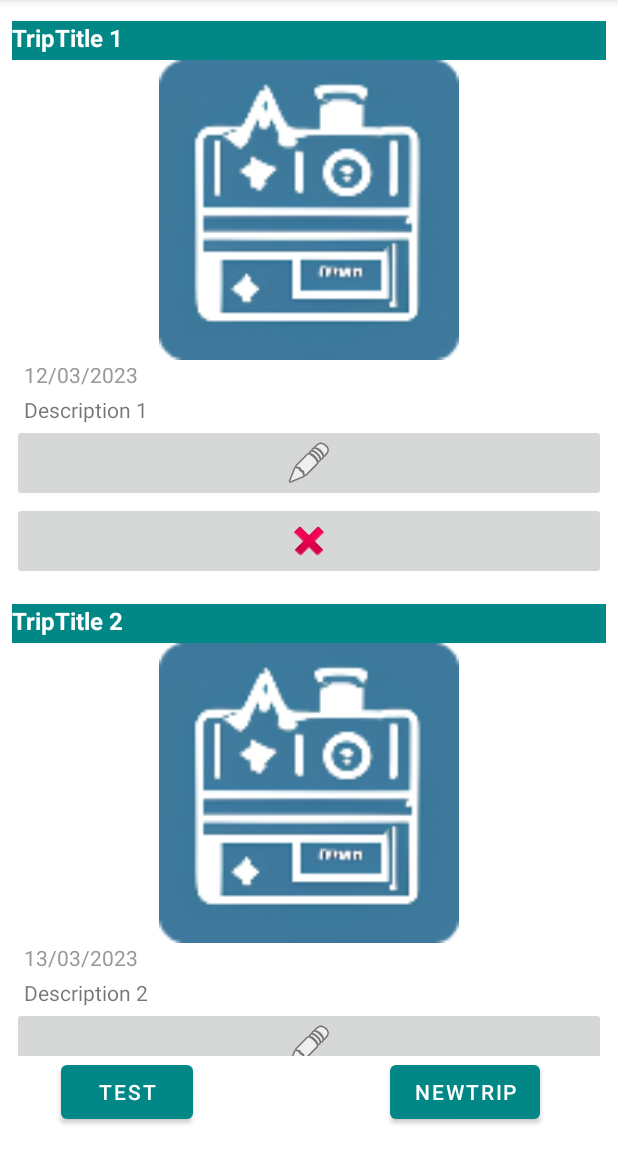
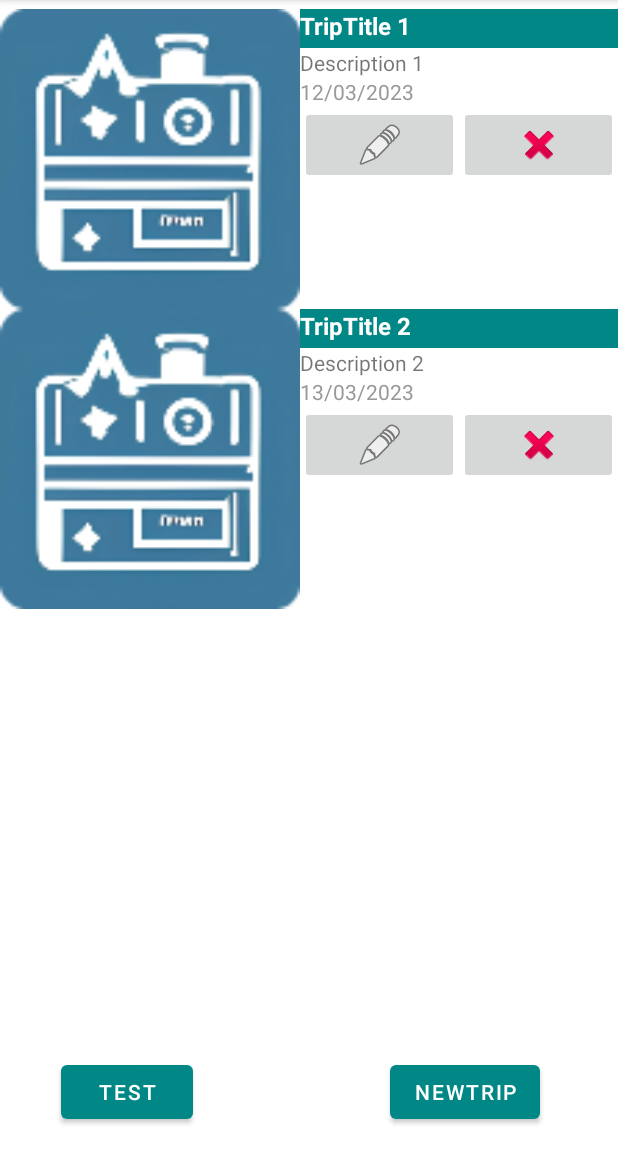
Before and after one commit to eliasdewan/Android-app-TripPlan-Create-photo-log, an Android app: the screen it shows after launch (MainActivity), on a phone screen of 412 x 824 dp, the part 84-1236 px from its top. Run offline under Robolectric (Android 15) with nearby library versions, the phone set to English and light mode, and no system bars.

Commit message:
trips recycler view improved

```diff
--- a/app/src/main/java/com/example/tripplan/mapBox.java
+++ b/app/src/main/java/com/example/tripplan/mapBox.java
@@ -18,35 +18,38 @@ public class mapBox extends AppCompatActivity {
         mapView = findViewById(R.id.mapView);
         mapView.getMapboxMap().loadStyleUri(Style.MAPBOX_STREETS);
 
-
-
     }
 
     // Lifecycle methods
+
     @Override
-    public void onStart() {
+    protected void onStart() {
         super.onStart();
         mapView.onStart();
     }
-/*
-    @Override
-    public void onResume() {
+
+   /* @Override
+    protected void onResume() {
         super.onResume();
         mapView.onResume();
     }
 
     @Override
-    public void onPause() {
+    protected void onPause() {
         super.onPause();
         mapView.onPause();
     }
-    */
-
+*/
+    @Override
+    protected void onStop() {
+        super.onStop();
+        mapView.onStop();
+    }
 
     @Override
-    public void onStop() {
-        super.onStop();
-        mapView.onStop();
+    protected void onDestroy() {
+        super.onDestroy();
+        mapView.onDestroy();
     }
 
     @Override
@@ -55,10 +58,4 @@ public class mapBox extends AppCompatActivity {
         mapView.onLowMemory();
     }
 
-    @Override
-    protected void onDestroy() {
-        super.onDestroy();
-        mapView.onDestroy();
-    }
-
 }
--- a/app/src/main/res/layout/trips_layout.xml
+++ b/app/src/main/res/layout/trips_layout.xml
@@ -1,57 +1,76 @@
 <?xml version="1.0" encoding="utf-8"?>
-<LinearLayout xmlns:android="http://schemas.android.com/apk/res/android"
+<androidx.constraintlayout.widget.ConstraintLayout xmlns:android="http://schemas.android.com/apk/res/android"
     xmlns:app="http://schemas.android.com/apk/res-auto"
     xmlns:tools="http://schemas.android.com/tools"
     android:layout_width="match_parent"
     android:layout_height="wrap_content"
-    android:orientation="vertical"
-    android:padding="8dp">
+    android:orientation="vertical">
+
+    <ImageView
+        android:id="@+id/tripImage"
+        android:layout_width="wrap_content"
+        android:layout_height="wrap_content"
+        app:layout_constraintStart_toStartOf="parent"
+        app:layout_constraintTop_toTopOf="parent"
+        tools:srcCompat="@tools:sample/avatars"
+
+
+        />
 
     <TextView
         android:id="@+id/title_text_view"
+        android:layout_width="0dp"
+        android:layout_height="wrap_content"
         android:background="@color/teal_700"
+        android:paddingBottom="4dp"
         android:textColor="@color/white"
-        android:layout_width="match_parent"
-        android:layout_height="wrap_content"
-        android:paddingBottom="4dp"
         android:textSize="16sp"
-        android:textStyle="bold" />
+        android:textStyle="bold"
+        app:layout_constraintEnd_toEndOf="parent"
+        app:layout_constraintHorizontal_bias="0.0"
+        app:layout_constraintStart_toEndOf="@+id/tripImage"
+        app:layout_constraintTop_toTopOf="parent" />
 
 
-    <ImageView
-        android:id="@+id/tripImage"
-        android:layout_width="match_parent"
+    <TextView
+        android:id="@+id/description_text_view"
+        android:layout_width="0dp"
         android:layout_height="wrap_content"
-        tools:srcCompat="@tools:sample/avatars" />
+        app:layout_constraintEnd_toEndOf="parent"
+        app:layout_constraintHorizontal_bias="1.0"
+        app:layout_constraintStart_toEndOf="@+id/tripImage"
+        app:layout_constraintTop_toBottomOf="@+id/title_text_view" />
 
     <TextView
         android:id="@+id/reminder_text_view"
-        android:layout_width="match_parent"
+        android:layout_width="0dp"
         android:layout_height="wrap_content"
-        android:paddingStart="8dp"
-        android:paddingEnd="8dp"
-        android:textColor="#999" />
-
-    <TextView
-        android:id="@+id/description_text_view"
-        android:layout_width="match_parent"
-        android:layout_height="wrap_content"
-        android:paddingStart="8dp"
-        android:paddingEnd="8dp"
-        android:paddingTop="4dp" />
+        android:textColor="#999"
+        app:layout_constraintEnd_toEndOf="parent"
+        app:layout_constraintHorizontal_bias="0.0"
+        app:layout_constraintStart_toEndOf="@+id/tripImage"
+        app:layout_constraintTop_toBottomOf="@+id/description_text_view" />
 
     <ImageButton
         android:id="@+id/editButton"
-        android:layout_width="match_parent"
+        android:layout_width="0dp"
         android:layout_height="wrap_content"
-        app:srcCompat="@android:drawable/ic_menu_edit"
-        android:contentDescription="Button that edits from list"/>
+        android:contentDescription="Button that edits from list"
+        app:layout_constraintEnd_toStartOf="@id/deleteButton"
+        app:layout_constraintHorizontal_bias="0.0"
+        app:layout_constraintStart_toEndOf="@+id/tripImage"
+        app:layout_constraintTop_toBottomOf="@+id/reminder_text_view"
+        app:srcCompat="@android:drawable/ic_menu_edit" />
 
     <ImageButton
         android:id="@+id/deleteButton"
-        android:layout_width="match_parent"
+        android:layout_width="0dp"
         android:layout_height="wrap_content"
-        app:srcCompat="@android:drawable/ic_delete"
-    android:contentDescription="Button that deletes from list"/>
+        android:contentDescription="Button that deletes from list"
+        app:layout_constraintEnd_toEndOf="parent"
+        app:layout_constraintHorizontal_bias="0.0"
+        app:layout_constraintStart_toEndOf="@+id/editButton"
+        app:layout_constraintTop_toBottomOf="@+id/reminder_text_view"
+        app:srcCompat="@android:drawable/ic_delete" />
 
-</LinearLayout>
+</androidx.constraintlayout.widget.ConstraintLayout>
```
